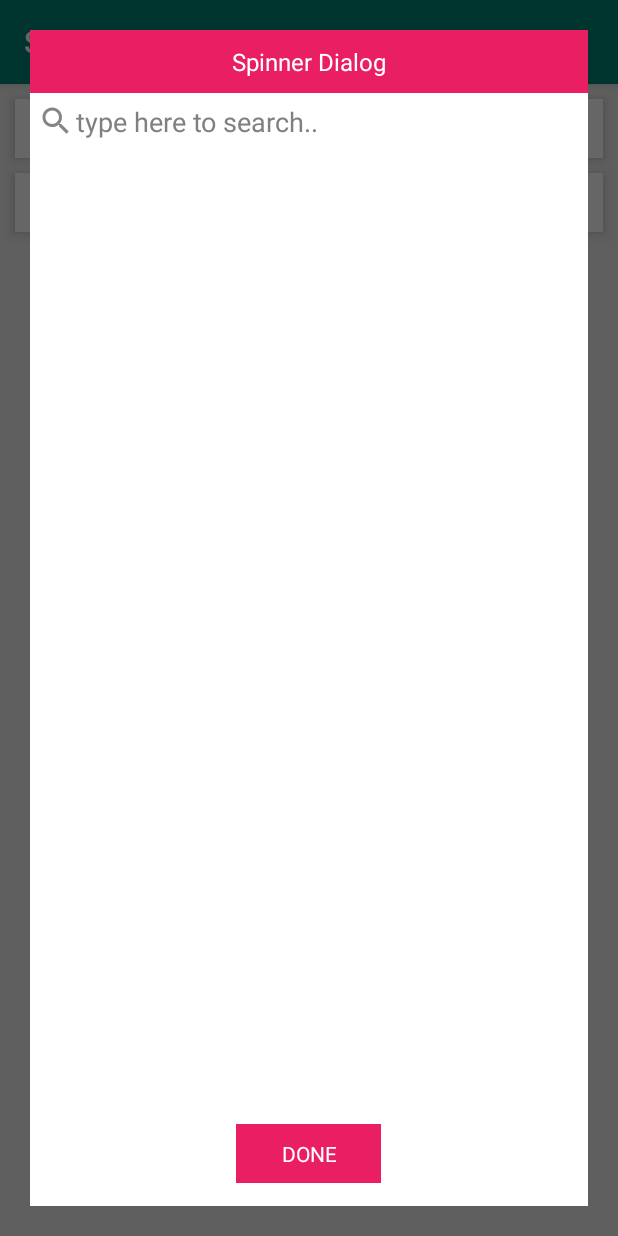
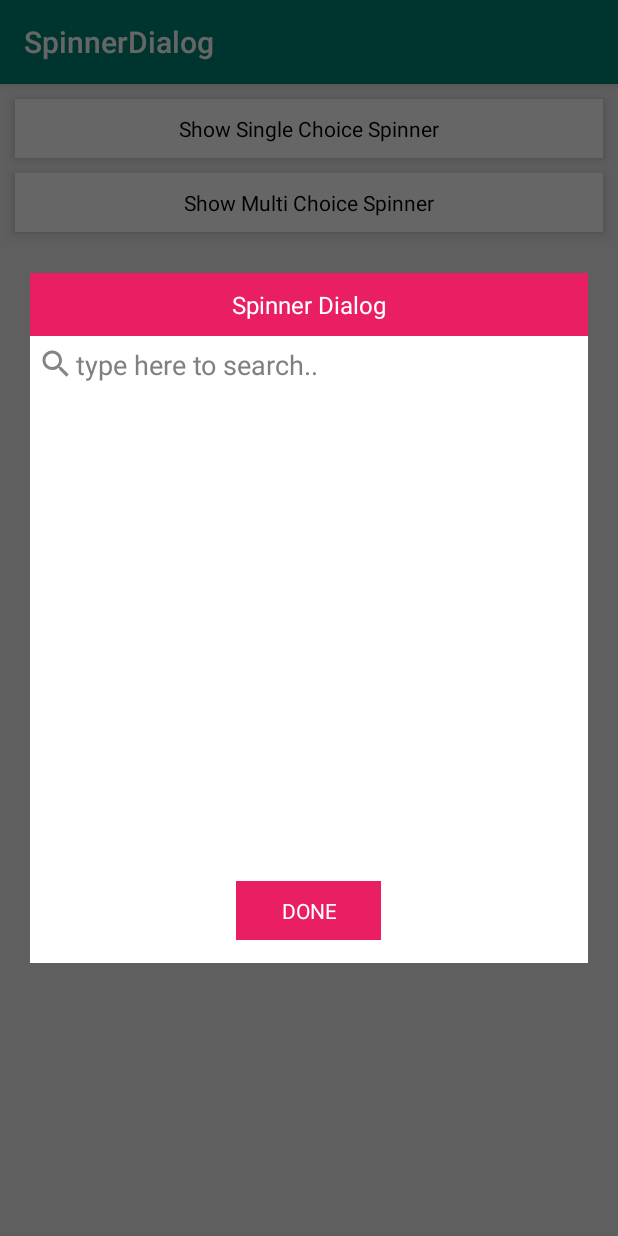
Before and after one commit to hamzaahmedkhan/SpinnerDialog, an Android app: the screen it shows after launch (MainActivity), after a tap on "Show Single Choice Spinner", on a phone screen of 412 x 824 dp. Run offline under Robolectric (Android 15) with nearby library versions, the phone set to English and light mode, and no system bars; plain views replace RoundKornerLinearLayout.

Commit message:
#13 Make dialog height dynamic by exposing setDialogHeight property

```diff
--- a/app/src/main/java/com/github/hamzaahmedkhan/MainActivity.kt
+++ b/app/src/main/java/com/github/hamzaahmedkhan/MainActivity.kt
@@ -2,9 +2,11 @@ package com.github.hamzaahmedkhan
 
 import android.support.v7.app.AppCompatActivity
 import android.os.Bundle
+import android.view.ViewGroup
 import android.widget.Toast
 import com.github.hamzaahmedkhan.spinnerdialog.callbacks.OnSpinnerOKPressedListener
 import com.github.hamzaahmedkhan.spinnerdialog.enums.SpinnerSelectionType
+import com.github.hamzaahmedkhan.spinnerdialog.extension.dp
 import com.github.hamzaahmedkhan.spinnerdialog.ui.SpinnerDialogFragment
 import com.github.hamzaahmedkhan.spinnerdialog.models.SpinnerModel
 import kotlinx.android.synthetic.main.activity_main.*
@@ -76,6 +78,7 @@ class MainActivity : AppCompatActivity() {
         spinnerSingleSelectDialogFragment.themeColorResId = resources.getColor(R.color.material_pink500)
         spinnerSingleSelectDialogFragment.showSearchBar = true
         spinnerSingleSelectDialogFragment.searchbarHint = "type here to search.."
+        spinnerSingleSelectDialogFragment.setDialogHeight(ViewGroup.LayoutParams.MATCH_PARENT)
 
 
         // Using optional features for multi select dialog
@@ -83,6 +86,7 @@ class MainActivity : AppCompatActivity() {
         spinnerMultiSelectDialogFragment.themeColorResId = resources.getColor(R.color.material_pink500)
         spinnerMultiSelectDialogFragment.showSearchBar = true
         spinnerMultiSelectDialogFragment.searchbarHint = "type here to search.."
+        spinnerSingleSelectDialogFragment.setDialogHeight(500.dp)
 
 
         txtShowSingleChoiceSpinner.setOnClickListener { spinnerSingleSelectDialogFragment.show(supportFragmentManager, "SpinnerDialogFragmentSingle") }
--- a/build.gradle
+++ b/build.gradle
@@ -14,6 +14,8 @@ buildscript {
     dependencies {
         classpath 'com.android.tools.build:gradle:3.4.1'
         classpath "org.jetbrains.kotlin:kotlin-gradle-plugin:$kotlin_version"
+        classpath 'com.jfrog.bintray.gradle:gradle-bintray-plugin:1.7.3'
+        classpath 'com.github.dcendents:android-maven-gradle-plugin:2.1'
         // NOTE: Do not place your application dependencies here; they belong
         // in the individual module build.gradle files
     }
--- /dev/null
+++ b/spinnerdialog/src/main/java/com/github/hamzaahmedkhan/spinnerdialog/extension/IntegerExtension.kt
@@ -0,0 +1,8 @@
+package com.github.hamzaahmedkhan.spinnerdialog.extension
+
+import android.content.res.Resources
+
+
+// Integer to dp extension
+val Int.dp: Int
+    get() = (this * Resources.getSystem().displayMetrics.density + 0.5f).toInt()
--- a/spinnerdialog/src/main/java/com/github/hamzaahmedkhan/spinnerdialog/ui/SpinnerDialogFragment.kt
+++ b/spinnerdialog/src/main/java/com/github/hamzaahmedkhan/spinnerdialog/ui/SpinnerDialogFragment.kt
@@ -36,6 +36,8 @@ class SpinnerDialogFragment : DialogFragment(),
     private var scrollToPosition: Int = 0
     private var selectedPosition = 0
 
+
+    // Properties
     var title = ""
     var searchbarHint = "type here to search..."
     var themeColorResId: Int = -1
@@ -43,6 +45,7 @@ class SpinnerDialogFragment : DialogFragment(),
     var showSearchBar = true
     var spinnerSelectionType =
         SpinnerSelectionType.SINGLE_SELECTION
+    private var dialogHeight = ViewGroup.LayoutParams.MATCH_PARENT
 
     override fun onStart() {
         super.onStart()
@@ -50,7 +53,7 @@ class SpinnerDialogFragment : DialogFragment(),
         dialog.window!!
             .setLayout(
                 ViewGroup.LayoutParams.MATCH_PARENT,
-                ViewGroup.LayoutParams.MATCH_PARENT
+                dialogHeight
             )
     }
 
@@ -241,5 +244,26 @@ class SpinnerDialogFragment : DialogFragment(),
 
     }
 
+    /**
+     * @param height provide height in Integer
+     *
+     * Provide value in dp to set height of dialog
+     * default value is ViewGroup.LayoutParams.MATCH_PARENT
+     * use ViewGroup.LayoutParams.WRAP_CONTENT to choose height as wrap content.
+     *
+     * If provided height is less than 0, then it will be assigned as MATCH_PARENT.
+     *
+     * You can use extension #{IntegerExtension.Int.dp} to convert integer value into dp. Example 500.dp
+     */
+    fun setDialogHeight(height: Int) {
+        dialogHeight = if (height == ViewGroup.LayoutParams.MATCH_PARENT || height == ViewGroup.LayoutParams.WRAP_CONTENT) {
+            height
+        } else if (height < 0) {
+            ViewGroup.LayoutParams.MATCH_PARENT
+        } else {
+            height
+        }
+    }
+
 
 }
```
Also changed, not shown: 1 other file.
